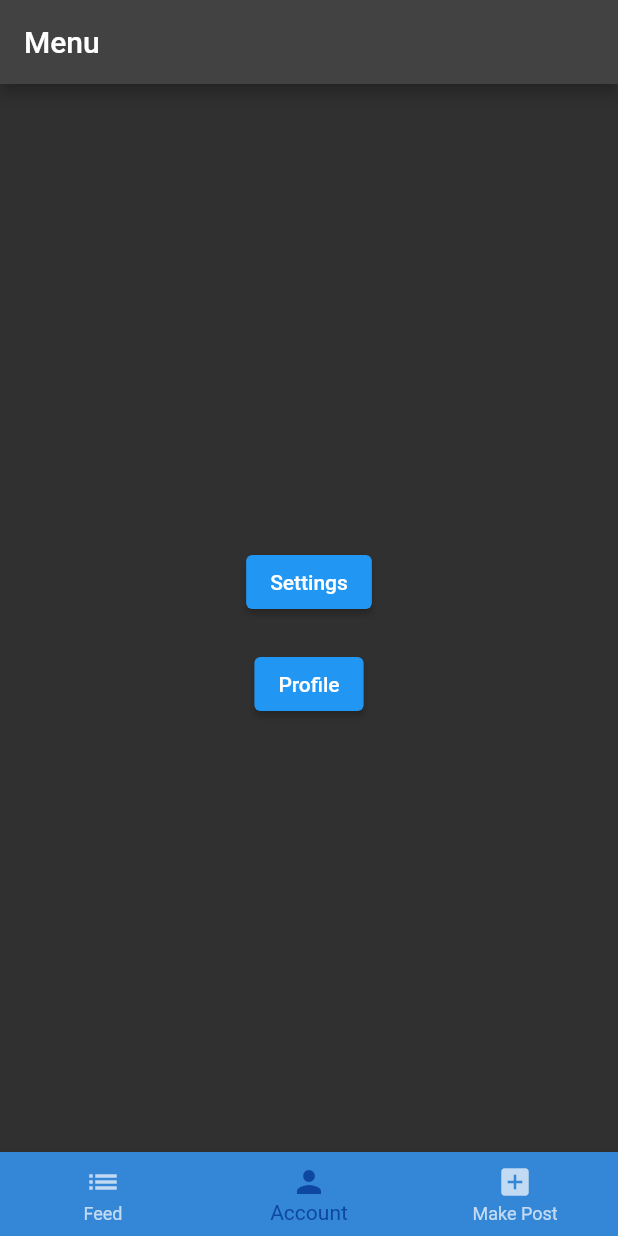
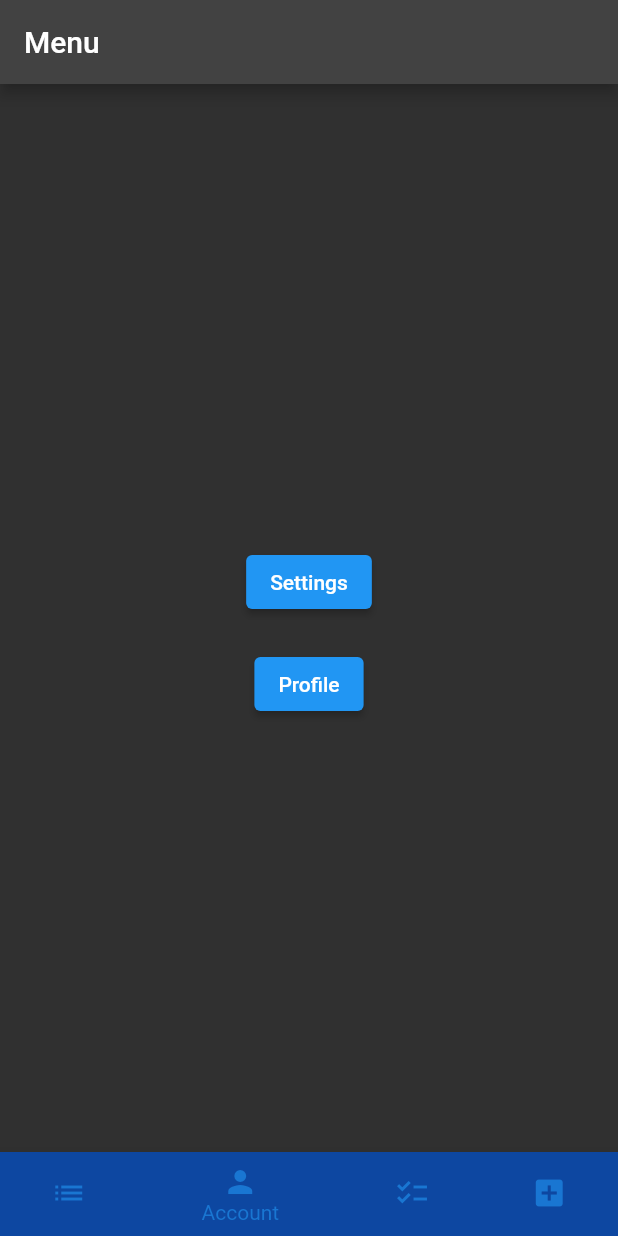
Before and after one commit to VicBVic/gatherer, a Flutter app: the ScaffoldMain screen opened directly, item 2 of the bottom bar chosen, on a phone screen of 412 x 824 dp. Run offline on Flutter 3.47's test engine with Material 2 defaults, Android fonts, the light colour scheme and no system bars; our stand-ins replace cloud_firestore, firebase_auth, firebase_core, firebase_storage, image_picker, multi_select_flutter; accounts and stored records are empty.

Commit message:
added checklist

```diff
--- a/lib/navigation_bar_main.dart
+++ b/lib/navigation_bar_main.dart
@@ -33,6 +33,11 @@ class _NavigationBarMainState extends State<NavigationBarMain> {
 
         ),
         BottomNavigationBarItem(
+          icon: Icon(Icons.checklist),
+          backgroundColor: Theme.of(context).colorScheme.secondary,
+          label:"Going To",
+        ),
+        BottomNavigationBarItem(
           icon: Icon(Icons.add_box),
           backgroundColor: Theme.of(context).colorScheme.secondary,
           label:"Make Post",
--- a/lib/scaffold_main.dart
+++ b/lib/scaffold_main.dart
@@ -5,7 +5,7 @@ import 'package:clean_our_cities/post/postare.dart';
 import 'package:clean_our_cities/menus/creeaza_postare.dart';
 import 'package:clean_our_cities/menus/main_feed/main_feed.dart';
 import 'package:clean_our_cities/menus/setari_user.dart';
-
+import 'menus/going_to.dart';
 class ScaffoldMain extends StatefulWidget {
   const ScaffoldMain({Key? key}) : super(key: key);
 
@@ -14,7 +14,7 @@ class ScaffoldMain extends StatefulWidget {
 }
 
 class _ScaffoldMainState extends State<ScaffoldMain> {
-  var menus = [MainFeed(), Account(), CreearePostare()];
+  var menus = [MainFeed(), Account(), GoingTo() , CreearePostare()];
 
   int currentIndex = 0;
   int getIndex() {
```
Also changed, not shown: lib/menus/going_to.dart (added, +48 -0 lines).
